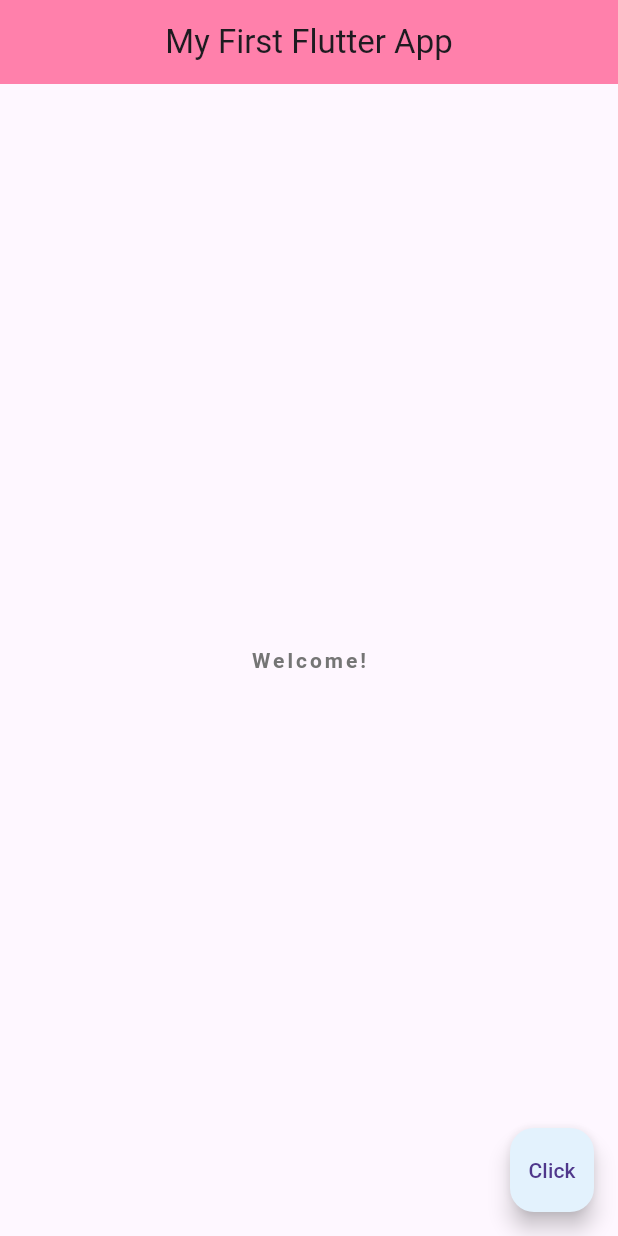
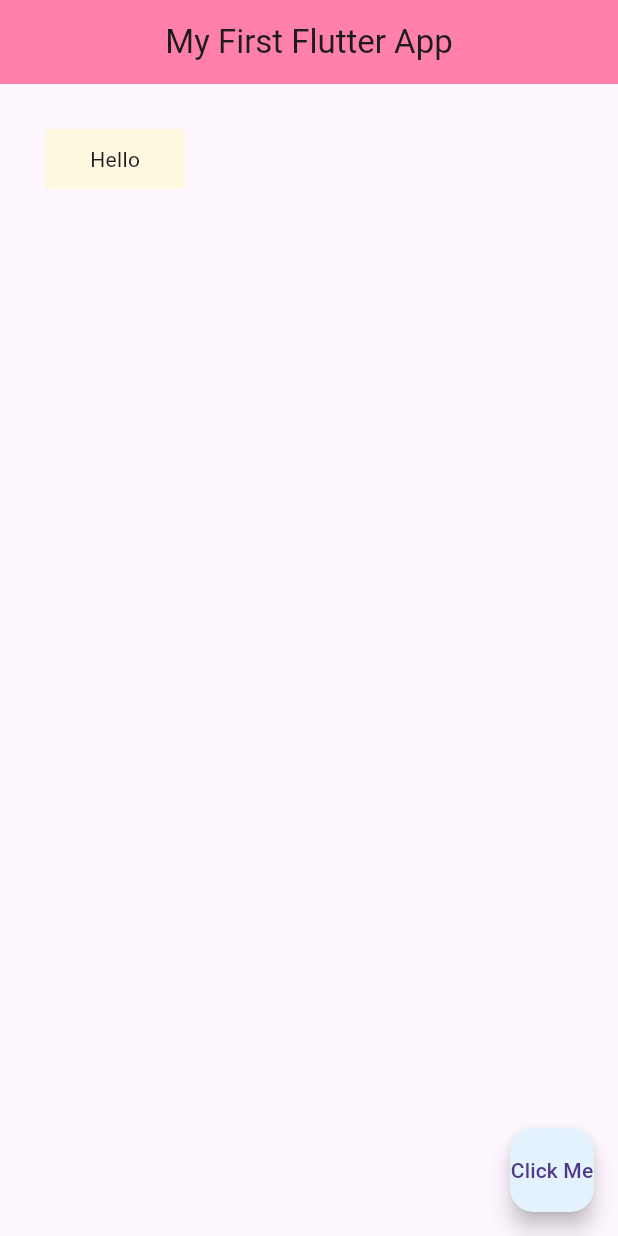
Before and after one commit to marcelindia/flutter, a Flutter app: the screen it shows after launch, on a phone screen of 412 x 824 dp. Run offline on Flutter 3.47's test engine with Material 3 defaults, Android fonts, the phone set to English and light mode, and no system bars.

Commit message:
padding and margin for container

```diff
--- a/lib/main.dart
+++ b/lib/main.dart
@@ -1,26 +1,56 @@
 import 'package:flutter/material.dart';
 
+// void main() => runApp(MaterialApp(
+//   home: Scaffold(
+//     appBar: AppBar(
+//       title: Text('My First Flutter App'),
+//       centerTitle: true,
+//       backgroundColor: Colors.pinkAccent[100] ,
+//     ),
+//     body: Center(
+//       child: Text ('Welcome!',
+//       style: TextStyle(
+//         fontWeight:FontWeight.bold,
+//         letterSpacing: 2.0,
+//         color: Colors.grey[600],
+//       )
+//       ),
+//     ),
+//     floatingActionButton: FloatingActionButton(
+//       child: Text('Click'),
+//       backgroundColor: Colors.blue[50],
+//       onPressed: () => {},
+//     ),
+//   ),
+
+// ));
+
+
 void main() => runApp(MaterialApp(
-  home: Scaffold(
+  home: Home(),
+));
+
+//stateless widget
+class Home extends StatelessWidget {
+  @override
+  Widget build(BuildContext context){
+    return Scaffold(
     appBar: AppBar(
       title: Text('My First Flutter App'),
       centerTitle: true,
       backgroundColor: Colors.pinkAccent[100] ,
     ),
-    body: Center(
-      child: Text ('Welcome!',
-      style: TextStyle(
-        fontWeight:FontWeight.bold,
-        letterSpacing: 2.0,
-        color: Colors.grey[600],
-      )
-      ),
+    body: Container(
+      padding: EdgeInsets.symmetric(horizontal: 30.0, vertical: 10.0),
+      margin: EdgeInsets.all(30.0),
+      color: Colors.amber[50],
+      child: Text('Hello'),
     ),
     floatingActionButton: FloatingActionButton(
-      child: Text('Click'),
+      child: Text('Click Me'),
       backgroundColor: Colors.blue[50],
       onPressed: () => {},
     ),
-  ),
-
-));
+    );
+  }
+}
--- a/pubspec.yaml
+++ b/pubspec.yaml
@@ -59,9 +59,8 @@ flutter:
   uses-material-design: true
 
   # To add assets to your application, add an assets section, like this:
-  # assets:
-  #   - images/a_dot_burr.jpeg
-  #   - images/a_dot_ham.jpeg
+  assets:
+    - assets/
 
   # An image asset can refer to one or more resolution-specific "variants", see
   # https://flutter.dev/assets-and-images/#resolution-aware
```
Also changed, not shown: assets/flower.jpg (added).
